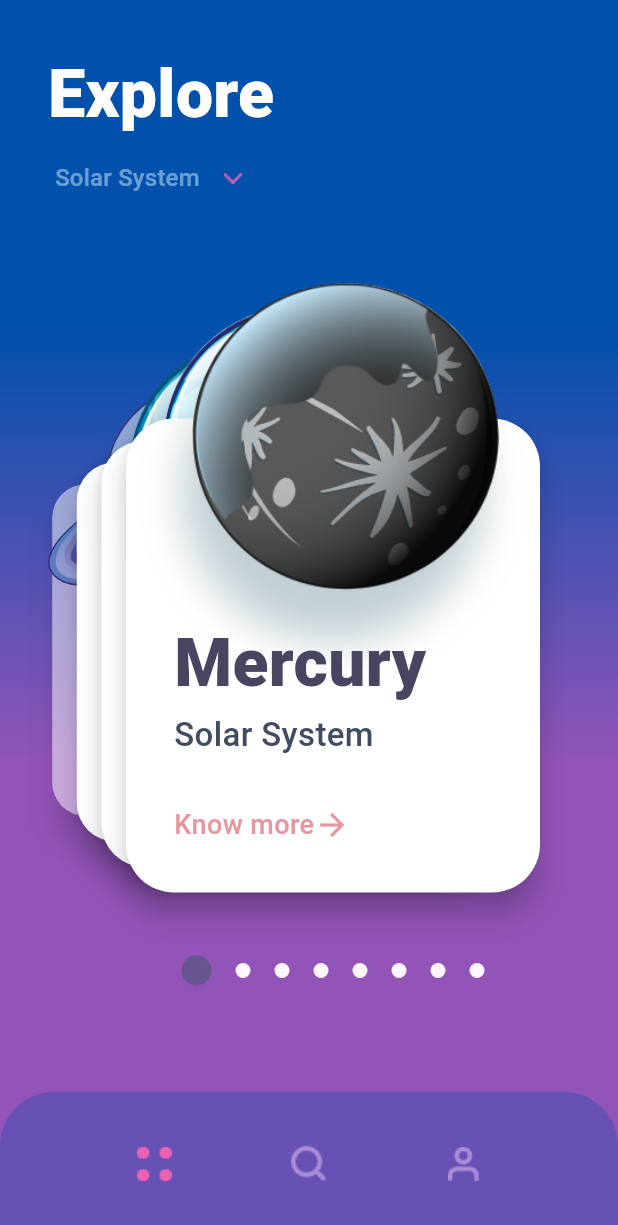
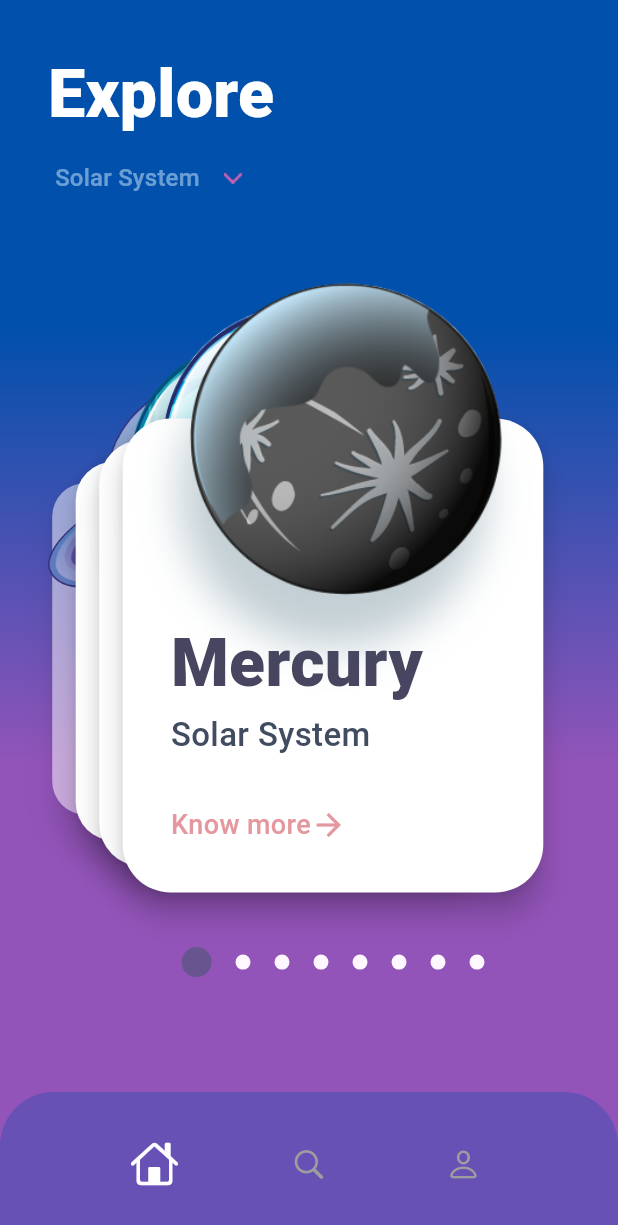
Before and after one commit to arfathossen/flutter_universe, a Flutter app: the screen it shows after launch, on a phone screen of 412 x 824 dp. Shown: the top 1225 px of the screen. Run offline on Flutter 3.47's test engine with Material 3 defaults, Android fonts, the phone set to English and light mode, and no system bars; drawn by our look-alikes of card_swiper; Roboto replaces fonts that are missing (Avenir).

Commit message:
responsive fixed

```diff
--- /dev/null
+++ b/lib/components/bottom_app_bar.dart
@@ -0,0 +1,34 @@
+
+import 'package:flutter/cupertino.dart';
+import 'package:flutter/material.dart';
+
+import '../constants.dart';
+
+class BottomNavBarApp extends StatelessWidget {
+  const BottomNavBarApp({
+    super.key,
+  });
+
+  @override
+  Widget build(BuildContext context) {
+    return Container(
+      decoration: BoxDecoration(
+          borderRadius: const BorderRadius.vertical(
+            top: Radius.circular(36.0),
+          ),
+          color: navigationColor),
+      padding: const EdgeInsets.all(24),
+      child: Row(
+        mainAxisAlignment: MainAxisAlignment.spaceEvenly,
+        children: [
+          IconButton(
+              onPressed: () {}, icon: const Icon(CupertinoIcons.home, color: Colors.white,), iconSize: 32,),
+          IconButton(
+              onPressed: () {}, icon: const Icon(CupertinoIcons.search, color: Colors.grey,),),
+          IconButton(
+              onPressed: () {}, icon: const Icon(CupertinoIcons.person, color: Colors.grey,),),
+        ],
+      ),
+    );
+  }
+}
--- a/lib/home_pages.dart
+++ b/lib/home_pages.dart
@@ -3,6 +3,8 @@ import 'package:flutter/material.dart';
 import 'package:flutter_universe/constants.dart';
 import 'package:flutter_universe/data.dart';
 import 'package:flutter_universe/details_page.dart';
+
+import 'components/bottom_app_bar.dart';
 
 class HomePage extends StatefulWidget {
   const HomePage({super.key});
@@ -69,11 +71,11 @@ class _HomePageState extends State<HomePage> {
                 ),
               ),
               Container(
-                height: 500,
+                height: MediaQuery.of(context).size.height *0.6,
                 padding: const EdgeInsets.only(left: 32),
                 child: Swiper(
                   itemCount: planets.length,
-                  itemWidth: MediaQuery.of(context).size.width - 2 * 64,
+                  itemWidth: MediaQuery.of(context).size.width * 0.70,
                   layout: SwiperLayout.STACK,
                   pagination: const SwiperPagination(
                     builder:
@@ -172,25 +174,7 @@ class _HomePageState extends State<HomePage> {
           ),
         ),
       ),
-      bottomNavigationBar: Container(
-        decoration: BoxDecoration(
-            borderRadius: const BorderRadius.vertical(
-              top: Radius.circular(36.0),
-            ),
-            color: navigationColor),
-        padding: const EdgeInsets.all(24),
-        child: Row(
-          mainAxisAlignment: MainAxisAlignment.spaceEvenly,
-          children: [
-            IconButton(
-                onPressed: () {}, icon: Image.asset('assets/menu_icon.png')),
-            IconButton(
-                onPressed: () {}, icon: Image.asset('assets/search_icon.png')),
-            IconButton(
-                onPressed: () {}, icon: Image.asset('assets/profile_icon.png')),
-          ],
-        ),
-      ),
+      bottomNavigationBar: const BottomNavBarApp(),
     );
   }
 }
```
